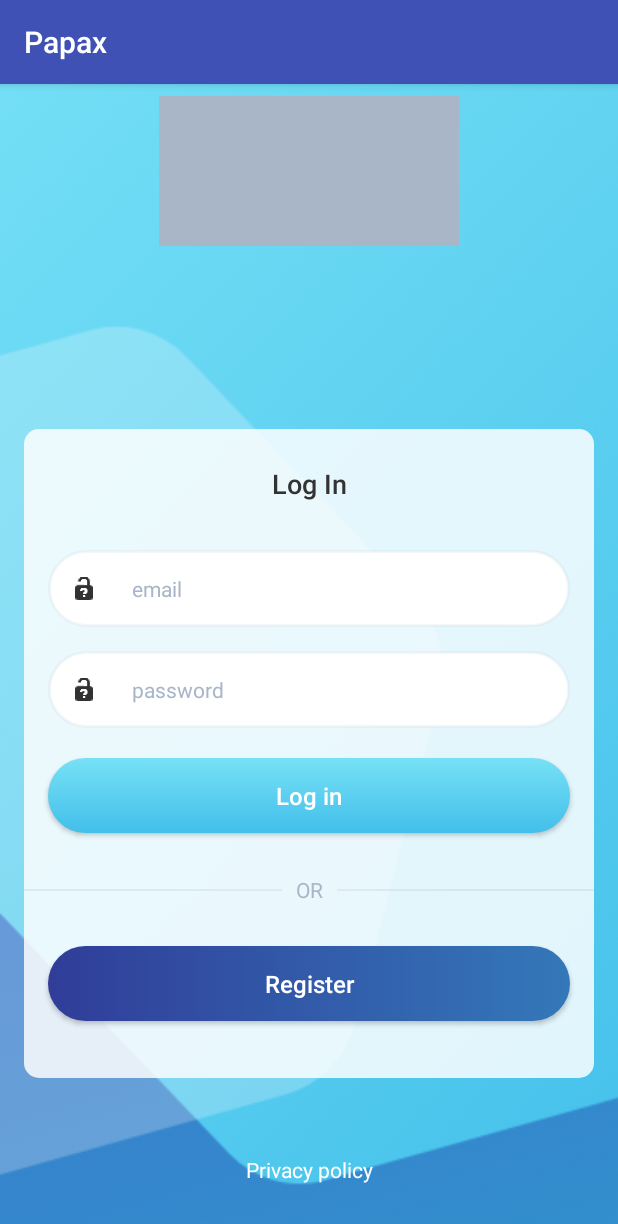
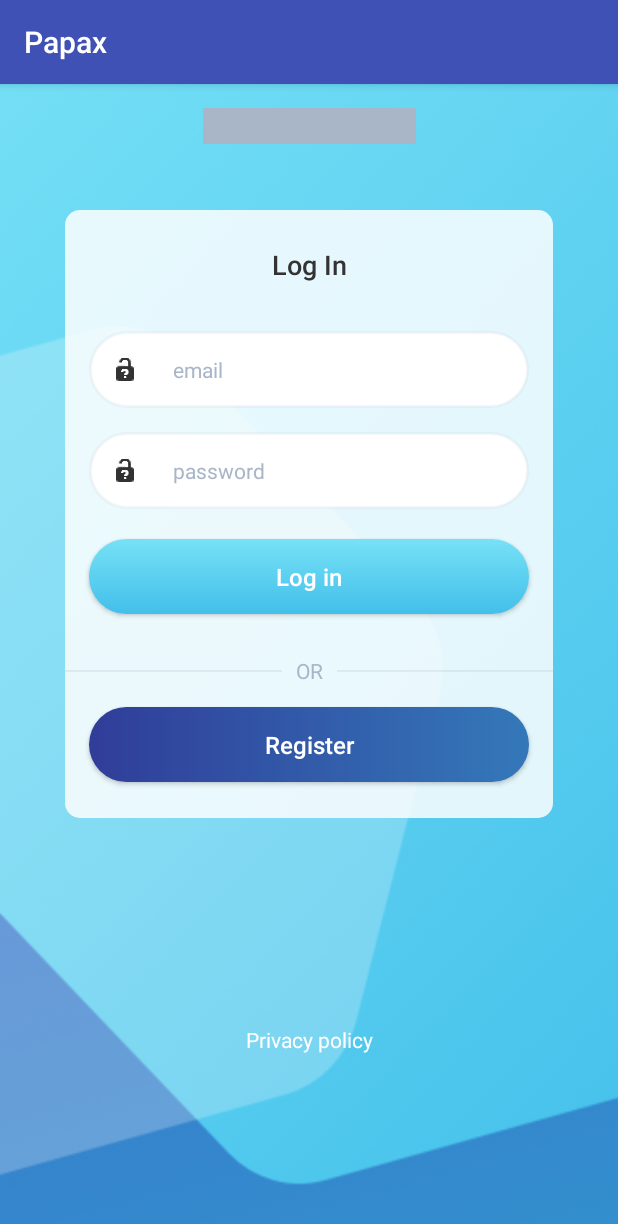
Before and after one commit to PiliposyanDavid/Papax-1, an Android app: the screen it shows after launch (LoginActivity), on a phone screen of 412 x 824 dp. Shown: the top 1224 px of the screen. Run offline under Robolectric (Android 15) with nearby library versions, the phone set to English and light mode, and no system bars.

Commit message:
login changes

```diff
--- a/app/src/main/res/layout/login_activty_layout.xml
+++ b/app/src/main/res/layout/login_activty_layout.xml
@@ -1,17 +1,18 @@
 <?xml version="1.0" encoding="utf-8"?>
 <android.support.constraint.ConstraintLayout xmlns:android="http://schemas.android.com/apk/res/android"
 	xmlns:app="http://schemas.android.com/apk/res-auto"
+	xmlns:tools="http://schemas.android.com/tools"
 	android:layout_width="match_parent"
 	android:layout_height="match_parent"
 	android:background="@drawable/login_background_img">
 
 	<ImageView
 		android:id="@+id/login_top_logo"
-		android:layout_width="200dp"
-		android:layout_height="100dp"
+		android:layout_width="142dp"
+		android:layout_height="24dp"
 		android:layout_marginEnd="8dp"
 		android:layout_marginStart="8dp"
-		android:layout_marginTop="8dp"
+		android:layout_marginTop="16dp"
 		android:background="@color/input_text_color"
 		app:layout_constraintEnd_toEndOf="parent"
 		app:layout_constraintStart_toStartOf="parent"
@@ -19,18 +20,15 @@
 
 	<android.support.constraint.ConstraintLayout
 		android:id="@+id/auth_container"
-		android:layout_width="0dp"
-		android:layout_height="wrap_content"
-		android:layout_marginEnd="16dp"
-		android:layout_marginStart="16dp"
-		android:layout_marginTop="16dp"
+		android:layout_width="325dp"
+		android:layout_height="405dp"
+		android:layout_marginEnd="8dp"
+		android:layout_marginStart="8dp"
+		android:layout_marginTop="44dp"
 		android:background="@drawable/input_fields_background_white_container"
-		app:layout_constraintBottom_toBottomOf="parent"
 		app:layout_constraintEnd_toEndOf="parent"
-		app:layout_constraintHorizontal_bias="0.0"
 		app:layout_constraintStart_toStartOf="parent"
 		app:layout_constraintTop_toBottomOf="@+id/login_top_logo">
-
 
 		<TextView
 			android:id="@+id/textView"
```
